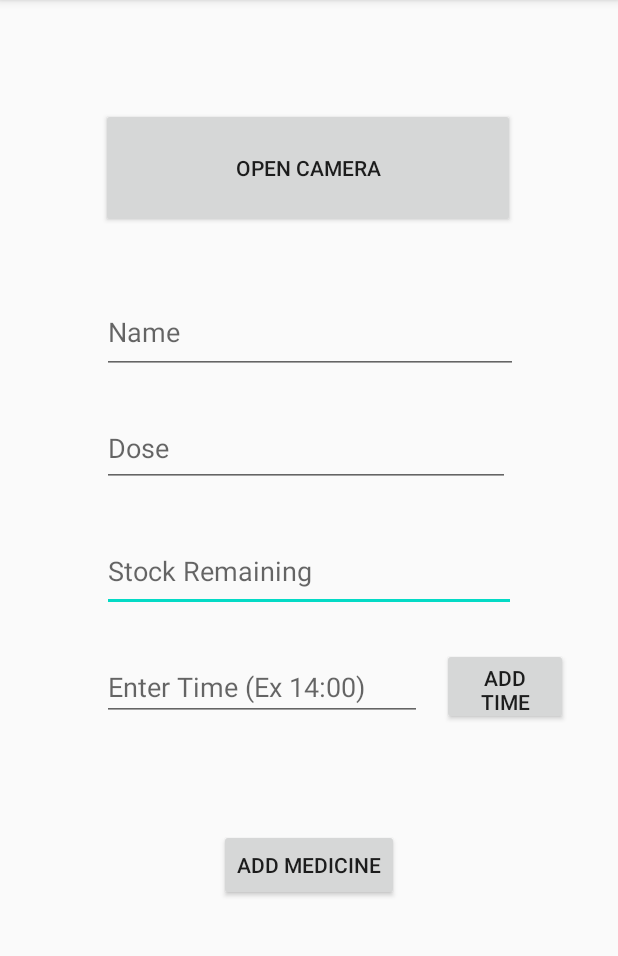
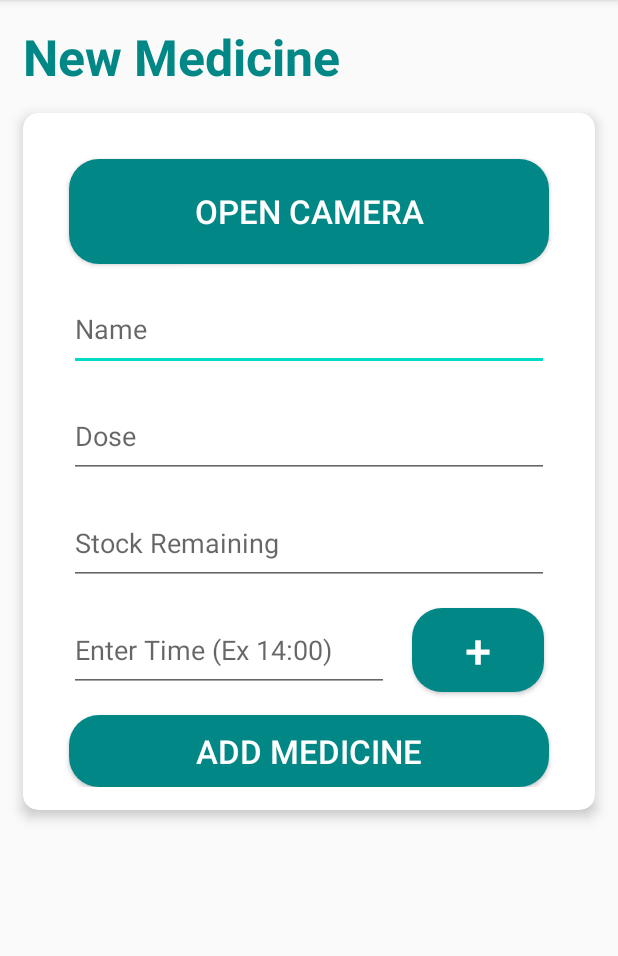
Before and after one commit to jasmeet0915/RemedE-Reminding-Medicines-Everyday, an Android app: the AddMedicineActivity screen opened directly, with no data from a screen before it, on a phone screen of 412 x 824 dp, the part 84-1040 px from its top. Run offline under Robolectric (Android 15) with nearby library versions, the phone set to English and light mode, and no system bars; our stand-ins replace Firebase (no records; nobody signed in at launch, a user with empty details on screens opened directly).

Commit message:
add_med layout updated

```diff
--- a/remedE-app/app/src/main/res/layout/activity_add_medicine.xml
+++ b/remedE-app/app/src/main/res/layout/activity_add_medicine.xml
@@ -6,13 +6,80 @@
     android:layout_height="match_parent"
     tools:context=".AddMedicineActivity">
 
+    <TextView
+        android:id="@+id/addMedicine"
+        android:layout_width="wrap_content"
+        android:layout_height="wrap_content"
+        android:layout_margin="15dp"
+        android:text="New Medicine"
+        android:textStyle="bold"
+        android:textSize="15pt"
+        android:textColor="#018786"
+        app:layout_constraintStart_toStartOf="parent"
+        app:layout_constraintTop_toTopOf="parent"
+        app:layout_constraintBottom_toTopOf="@id/medFormCard"/>
+
+    <androidx.cardview.widget.CardView
+        android:id="@+id/medFormCard"
+        android:layout_width="match_parent"
+        android:layout_height="wrap_content"
+        android:layout_margin="15dp"
+        android:focusable="true"
+        android:foreground="?selectableItemBackground"
+        android:padding="10dp"
+        app:cardBackgroundColor="#ffffff"
+        app:cardCornerRadius="10dp"
+        app:cardElevation="5dp"
+        app:layout_constraintEnd_toEndOf="parent"
+        app:layout_constraintStart_toStartOf="parent"
+        app:layout_constraintTop_toBottomOf="@id/addMedicine">
+
+        <androidx.constraintlayout.widget.ConstraintLayout
+            android:layout_width="match_parent"
+            android:layout_height="match_parent"
+            android:layout_margin="15dp">
+
+            <Button
+                android:id="@+id/OpenCameraButton"
+                android:layout_width="match_parent"
+                android:layout_height="70dp"
+                android:layout_margin="15dp"
+                android:text="OPEN CAMERA"
+                android:background="@drawable/rounded_button"
+                android:textColor="#ffffff"
+                android:textSize="10pt"
+                app:layout_constraintEnd_toEndOf="parent"
+                app:layout_constraintStart_toStartOf="parent"
+                app:layout_constraintTop_toTopOf="parent" />
+
+
+            <EditText
+                android:id="@+id/MedicineName"
+                android:layout_width="match_parent"
+                android:layout_height="56dp"
+                android:layout_margin="15dp"
+                android:ems="10"
+                android:hint="Name"
+                android:inputType="textPersonName"
+                app:layout_constraintStart_toStartOf="parent"
+                app:layout_constraintTop_toBottomOf="@+id/OpenCameraButton" />
+
+            <EditText
+                android:id="@+id/MedicineDose"
+                android:layout_width="match_parent"
+                android:layout_height="56dp"
+                android:layout_margin="15dp"
+                android:ems="10"
+                android:hint="Dose"
+                android:inputType="number"
+                app:layout_constraintStart_toStartOf="parent"
+                app:layout_constraintTop_toBottomOf="@+id/MedicineName" />
+
             <EditText
                 android:id="@+id/RemainingStock"
-        android:layout_width="276dp"
-        android:layout_height="54dp"
-        android:layout_marginStart="68dp"
-        android:layout_marginLeft="68dp"
-        android:layout_marginTop="29dp"
+                android:layout_width="match_parent"
+                android:layout_height="56dp"
+                android:layout_margin="15dp"
                 android:ems="10"
                 android:hint="Stock Remaining"
                 android:inputType="number"
@@ -20,83 +87,44 @@
                 app:layout_constraintTop_toBottomOf="@+id/MedicineDose" />
 
             <EditText
-        android:id="@+id/MedicineDose"
-        android:layout_width="272dp"
-        android:layout_height="51dp"
-        android:layout_marginStart="68dp"
-        android:layout_marginLeft="68dp"
-        android:layout_marginTop="24dp"
+                android:id="@+id/EnterTime"
+                android:layout_width="wrap_content"
+                android:layout_height="56dp"
+                android:layout_margin="15dp"
                 android:ems="10"
-        android:hint="Dose"
-        android:inputType="number"
+                android:hint="Enter Time (Ex 14:00)"
+                android:inputType="textPersonName"
                 app:layout_constraintStart_toStartOf="parent"
-        app:layout_constraintTop_toBottomOf="@+id/MedicineName" />
+                app:layout_constraintTop_toBottomOf="@+id/RemainingStock" />
 
             <Button
-        android:id="@+id/OpenCameraButton"
-        android:layout_width="276dp"
-        android:layout_height="80dp"
-        android:layout_marginStart="67dp"
-        android:layout_marginLeft="67dp"
-        android:layout_marginTop="72dp"
-        android:layout_marginEnd="68dp"
-        android:layout_marginRight="68dp"
-        android:text="Open Camera"
-        app:layout_constraintEnd_toEndOf="parent"
-        app:layout_constraintHorizontal_bias="0.0"
-        app:layout_constraintStart_toStartOf="parent"
-        app:layout_constraintTop_toTopOf="parent" />
-
-    <EditText
-        android:id="@+id/MedicineName"
-        android:layout_width="277dp"
+                android:id="@+id/AddTimeButton"
+                android:layout_width="wrap_content"
                 android:layout_height="56dp"
-        android:layout_marginStart="68dp"
-        android:layout_marginLeft="68dp"
-        android:layout_marginTop="41dp"
-        android:ems="10"
-        android:hint="Name"
-        android:inputType="textPersonName"
-        app:layout_constraintStart_toStartOf="parent"
-        app:layout_constraintTop_toBottomOf="@+id/OpenCameraButton" />
+                android:layout_margin="15dp"
+                android:background="@drawable/rounded_button"
+                android:textColor="#ffffff"
+                android:textSize="14pt"
+                android:text="+"
+                app:layout_constraintStart_toEndOf="@+id/EnterTime"
+                app:layout_constraintTop_toBottomOf="@+id/RemainingStock" />
 
             <Button
                 android:id="@+id/AddMedButton"
-        android:layout_width="wrap_content"
+                android:layout_width="match_parent"
                 android:layout_height="wrap_content"
-        android:layout_marginStart="146dp"
-        android:layout_marginLeft="146dp"
-        android:layout_marginTop="72dp"
-        android:layout_marginEnd="146dp"
-        android:layout_marginRight="146dp"
+                android:layout_margin="15dp"
+                android:background="@drawable/rounded_button"
+                android:textColor="#ffffff"
+                android:textSize="10pt"
                 android:text="Add Medicine"
                 app:layout_constraintEnd_toEndOf="parent"
                 app:layout_constraintHorizontal_bias="0.0"
                 app:layout_constraintStart_toStartOf="parent"
                 app:layout_constraintTop_toBottomOf="@+id/EnterTime" />
 
-    <Button
-        android:id="@+id/AddTimeButton"
-        android:layout_width="84dp"
-        android:layout_height="51dp"
-        android:layout_marginStart="13dp"
-        android:layout_marginLeft="13dp"
-        android:layout_marginTop="24dp"
-        android:text="Add Time"
-        app:layout_constraintStart_toEndOf="@+id/EnterTime"
-        app:layout_constraintTop_toBottomOf="@+id/RemainingStock" />
+        </androidx.constraintlayout.widget.ConstraintLayout>
 
-    <EditText
-        android:id="@+id/EnterTime"
-        android:layout_width="wrap_content"
-        android:layout_height="wrap_content"
-        android:layout_marginStart="68dp"
-        android:layout_marginLeft="68dp"
-        android:layout_marginTop="27dp"
-        android:ems="10"
-        android:hint="Enter Time (Ex 14:00)"
-        android:inputType="textPersonName"
-        app:layout_constraintStart_toStartOf="parent"
-        app:layout_constraintTop_toBottomOf="@+id/RemainingStock" />
+    </androidx.cardview.widget.CardView>
 
 </androidx.constraintlayout.widget.ConstraintLayout>
--- a/remedE-app/app/src/main/res/layout/activity_med_data.xml
+++ b/remedE-app/app/src/main/res/layout/activity_med_data.xml
@@ -39,7 +39,8 @@
             android:foreground="?selectableItemBackground">
             <androidx.constraintlayout.widget.ConstraintLayout
                 android:layout_width="match_parent"
-                android:layout_height="match_parent">
+                android:layout_height="match_parent"
+                android:layout_margin="15dp">
 
                 <TextView
                     android:id="@+id/MedName"
@@ -159,7 +160,8 @@
 
             <androidx.constraintlayout.widget.ConstraintLayout
                 android:layout_width="match_parent"
-                android:layout_height="match_parent">
+                android:layout_height="match_parent"
+                android:layout_margin="15dp">
 
                 <TextView
                     android:id="@+id/basicInfo"
@@ -202,7 +204,8 @@
 
             <androidx.constraintlayout.widget.ConstraintLayout
                 android:layout_width="match_parent"
-                android:layout_height="match_parent">
+                android:layout_height="match_parent"
+                android:layout_margin="15dp">
 
                 <TextView
                     android:id="@+id/sideEffectsTitle"
--- a/remedE-app/app/src/main/res/layout/activity_user_acc.xml
+++ b/remedE-app/app/src/main/res/layout/activity_user_acc.xml
@@ -42,7 +42,8 @@
 
             <androidx.constraintlayout.widget.ConstraintLayout
                 android:layout_width="match_parent"
-                android:layout_height="match_parent">
+                android:layout_height="match_parent"
+                android:layout_margin="15dp">
 
                 <TextView
                     android:id="@+id/PatientName"
```
Lines whose indentation alone changed are shown as unchanged.
